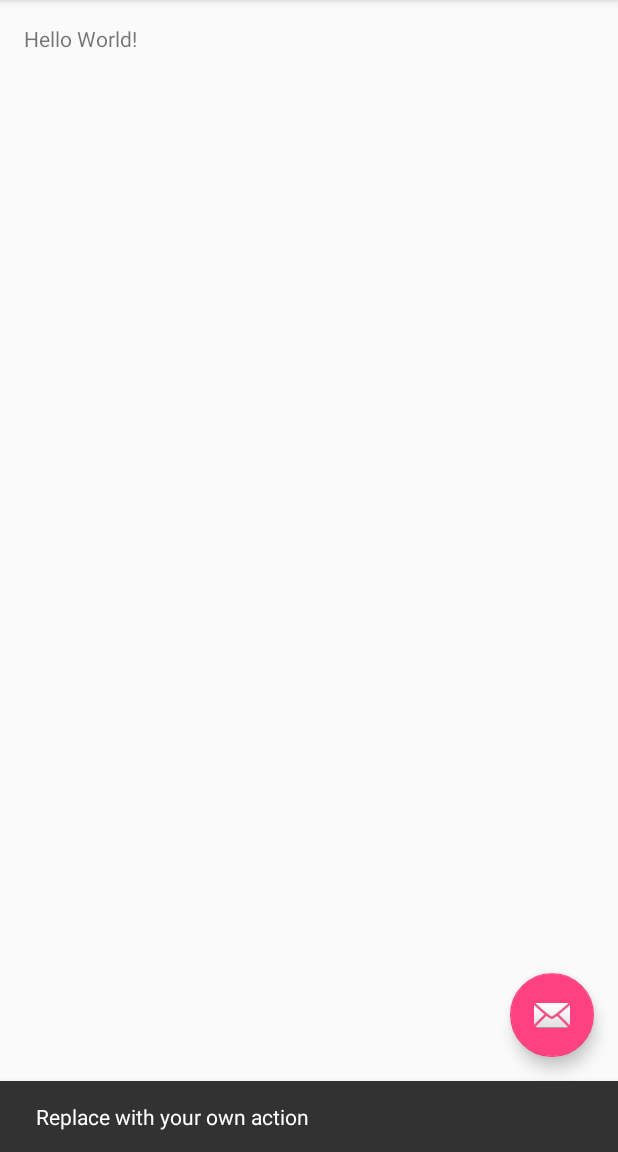
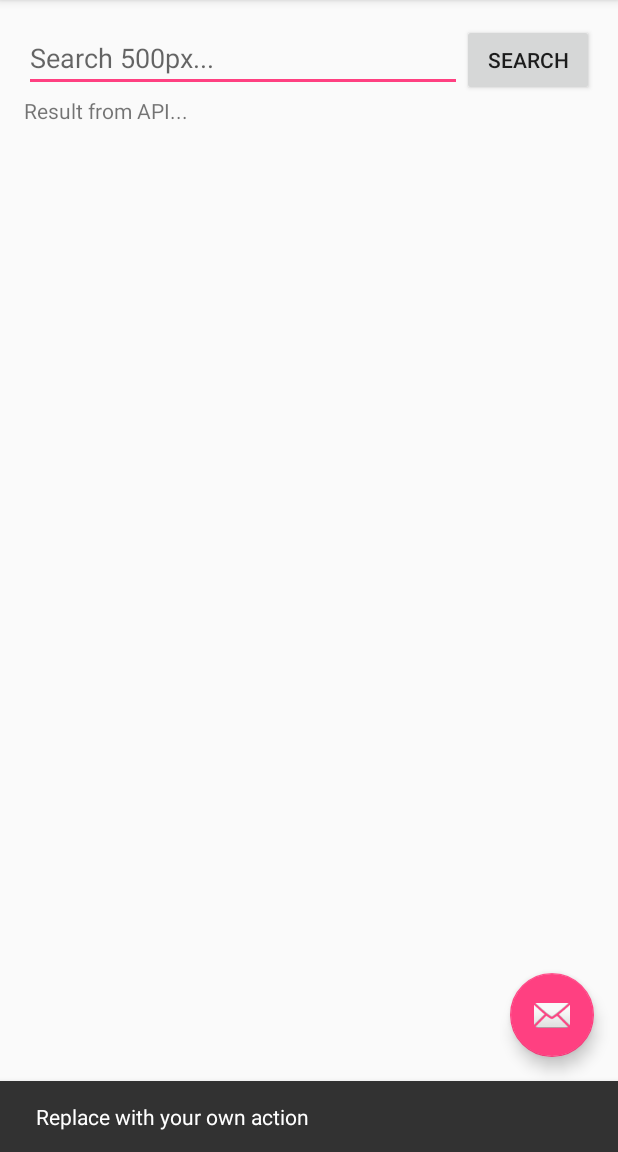
Before and after one commit to oscarb/five-hundred-pictures, an Android app: the screen it shows after launch (MainActivity), after a tap on an icon or button, on a phone screen of 412 x 824 dp, the part 84-1236 px from its top. Run offline under Robolectric (Android 15) with nearby library versions, the phone set to English and light mode, and no system bars.

Commit message:
Add and position views

```diff
--- a/app/src/main/res/layout/content_main.xml
+++ b/app/src/main/res/layout/content_main.xml
@@ -13,8 +13,37 @@
     tools:context="se.oscarb.fivehundredpictures.MainActivity"
     tools:showIn="@layout/activity_main">
 
+    <Button
+        android:layout_width="wrap_content"
+        android:layout_height="wrap_content"
+        android:text="Search"
+        android:layout_alignParentTop="true"
+        android:layout_alignParentRight="true"
+        android:layout_alignParentEnd="true"
+        android:id="@+id/search" />
+
+    <EditText
+        android:id="@+id/query"
+        android:layout_width="match_parent"
+        android:layout_height="wrap_content"
+        android:layout_alignParentTop="true"
+        android:layout_alignParentLeft="true"
+        android:layout_alignParentStart="true"
+        android:layout_toLeftOf="@+id/search"
+        android:layout_toStartOf="@+id/search"
+        android:hint="Search 500px..."/>
+
     <TextView
         android:layout_width="wrap_content"
         android:layout_height="wrap_content"
-        android:text="Hello World!" />
+        android:text="Result from API..."
+        android:id="@+id/results"
+        android:layout_below="@+id/search"
+        android:layout_alignParentLeft="true"
+        android:layout_alignParentStart="true"
+        android:layout_alignParentRight="true"
+        android:layout_alignParentEnd="true"
+        android:layout_alignParentBottom="true" />
+
+
 </RelativeLayout>
```
